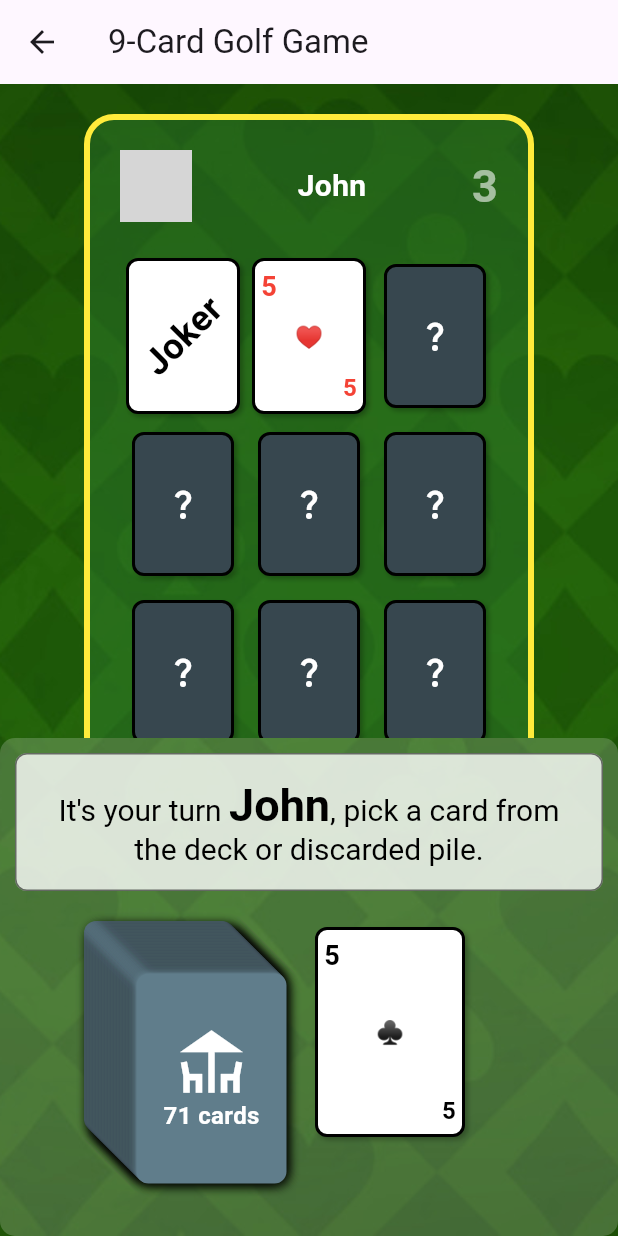
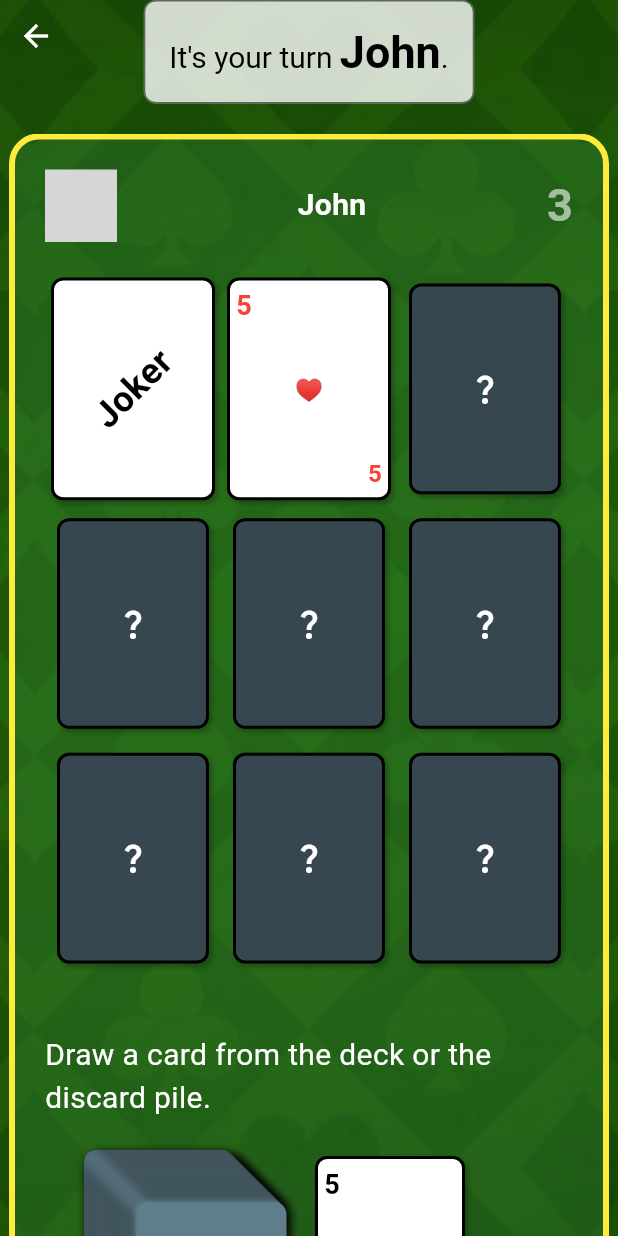
Before and after one commit to vteam-com/Cards, a Flutter app: the screen it shows after launch, after a tap on "Start Game", on a phone screen of 412 x 824 dp. Run offline on Flutter 3.47's test engine with Material 3 defaults, Android fonts, the phone set to English and light mode, and no system bars; our stand-ins replace shared_preferences; missing offline and left inert: colorize_text_avatar; grey boxes are pictures that could not be loaded.

Commit message:
better layout

```diff
--- a/lib/game_model.dart
+++ b/lib/game_model.dart
@@ -99,7 +99,7 @@ class GameModel with ChangeNotifier {
 
   void revealCard(BuildContext context, int playerIndex, int cardIndex) {
     if (!canCurrentPlayerAct(playerIndex)) {
-      notifyCardUnavailable(context, "It's not your turn!");
+      notifyCardUnavailable(context, 'Wait your turn!');
       return;
     }
 
--- a/lib/screens/game_screen.dart
+++ b/lib/screens/game_screen.dart
@@ -1,4 +1,3 @@
-import 'package:cards/widgets/card_deck.dart';
 import 'package:cards/widgets/player_zone.dart';
 import 'package:cards/widgets/screen.dart';
 import 'package:flutter/material.dart';
@@ -18,11 +17,13 @@ class GameScreenState extends State<GameScreen> {
     return Consumer<GameModel>(
       builder: (final BuildContext context, final GameModel gameModel, _) {
         return Screen(
-          title: '9-Card Golf Game',
+          title: '',
+          backButton: true,
           child: Center(
             child: Column(
               mainAxisAlignment: MainAxisAlignment.center,
               children: [
+                _buildInstructionText(gameModel.activePlayerName),
                 Expanded(
                   child: Padding(
                     padding: const EdgeInsets.only(top: 20.0, bottom: 0.0),
@@ -31,7 +32,6 @@ class GameScreenState extends State<GameScreen> {
                     ),
                   ),
                 ),
-                _buildCroupier(context, gameModel),
               ],
             ),
           ),
@@ -53,42 +53,8 @@ class GameScreenState extends State<GameScreen> {
     );
   }
 
-  Widget _buildCroupier(BuildContext context, GameModel gameModel) {
-    return Container(
-      padding: const EdgeInsets.all(10),
-      decoration: BoxDecoration(
-        color: Colors.white.withAlpha(50),
-        borderRadius: const BorderRadius.all(Radius.circular(10)),
-      ),
-      child: Column(
-        children: [
-          _buildInstructionText(gameModel.activePlayerName),
-          const SizedBox(
-            height: 20,
-          ),
-          SizedBox(
-            height: 200,
-            child: DeckOfCards(
-              cardsInTheDeck: context.watch<GameModel>().cardsDeckPile.length,
-              discardedCards: context.watch<GameModel>().cardsDeckDiscarded,
-              onDrawCard: () {
-                final gameModel = context.read<GameModel>();
-                gameModel.drawCard(context, fromDiscardPile: false);
-              },
-              onDrawDiscardedCard: () {
-                final gameModel = context.read<GameModel>();
-                gameModel.drawCard(context, fromDiscardPile: true);
-              },
-            ),
-          ),
-        ],
-      ),
-    );
-  }
-
   Widget _buildInstructionText(String playersName) {
-    final instructionText =
-        'It\'s your turn $playersName, pick a card from the deck or discarded pile.';
+    final instructionText = 'It\'s your turn $playersName.';
 
     final parts = instructionText.split(playersName);
     final beforeName = parts[0];
--- a/lib/screens/setup_screen.dart
+++ b/lib/screens/setup_screen.dart
@@ -20,6 +20,7 @@ class PlayerSetupScreenState extends State<PlayerSetupScreen> {
   @override
   Widget build(BuildContext context) {
     return Screen(
+      backButton: false,
       title: '9 Cards Golf',
       child: Center(
         child: Padding(
@@ -44,8 +45,11 @@ class PlayerSetupScreenState extends State<PlayerSetupScreen> {
                   ),
                   child: TextField(
                     controller: _controller,
-                    style:
-                        TextStyle(color: Colors.green.shade900, fontSize: 24),
+                    style: const TextStyle(
+                      color: Color.fromARGB(255, 19, 67, 22),
+                      fontSize: 24,
+                      fontWeight: FontWeight.bold,
+                    ),
                     decoration: InputDecoration(
                       hintText: 'Names',
                       errorText: _errorText.isEmpty ? null : _errorText,
--- a/lib/widgets/player_zone.dart
+++ b/lib/widgets/player_zone.dart
@@ -21,8 +21,8 @@ class PlayerZone extends StatelessWidget {
     final isActivePlayer = gameModel.currentPlayerIndex == index;
 
     return Container(
-      width: 300,
-      height: 600,
+      width: 400,
+      height: isActivePlayer ? 940 : 600,
       padding: const EdgeInsets.all(20),
       decoration: BoxDecoration(
         color: Colors.green.shade800.withAlpha(100),
--- a/lib/widgets/player_zone_cta.dart
+++ b/lib/widgets/player_zone_cta.dart
@@ -1,6 +1,8 @@
 import 'package:cards/game_model.dart';
+import 'package:cards/widgets/card_deck.dart';
 import 'package:cards/widgets/playing_card_widget.dart';
 import 'package:flutter/material.dart';
+import 'package:provider/provider.dart';
 
 class PlayerZoneCTA extends StatelessWidget {
   const PlayerZoneCTA({
@@ -14,7 +16,29 @@ class PlayerZoneCTA extends StatelessWidget {
   @override
   Widget build(BuildContext context) {
     if (isActivePlayer) {
-      return buildActivePlayerContent();
+      return Column(
+        children: [
+          buildActivePlayerContent(),
+          const SizedBox(
+            height: 20,
+          ),
+          SizedBox(
+            height: 200,
+            child: DeckOfCards(
+              cardsInTheDeck: context.watch<GameModel>().cardsDeckPile.length,
+              discardedCards: context.watch<GameModel>().cardsDeckDiscarded,
+              onDrawCard: () {
+                final gameModel = context.read<GameModel>();
+                gameModel.drawCard(context, fromDiscardPile: false);
+              },
+              onDrawDiscardedCard: () {
+                final gameModel = context.read<GameModel>();
+                gameModel.drawCard(context, fromDiscardPile: true);
+              },
+            ),
+          ),
+        ],
+      );
     }
     return buildWaitingForTurnContent();
   }
--- a/lib/widgets/screen.dart
+++ b/lib/widgets/screen.dart
@@ -5,17 +5,18 @@ class Screen extends StatelessWidget {
     super.key,
     required this.title,
     required this.child,
+    required this.backButton,
   });
   final String title;
   final Widget child;
+  final bool backButton;
 
   @override
   Widget build(BuildContext context) {
     return Scaffold(
-      appBar: AppBar(
-        title: Text(title),
-      ),
-      body: DecoratedBox(
+      body: Stack(
+        children: [
+          DecoratedBox(
             decoration: const BoxDecoration(
               image: DecorationImage(
                 image: AssetImage('assets/images/table_top.png'),
@@ -23,9 +24,36 @@ class Screen extends StatelessWidget {
               ),
             ),
             child: SizedBox.expand(
-          // This will make the child take the full available space
               child: child,
             ),
+          ),
+          SafeArea(
+            child: Row(
+              children: [
+                if (backButton)
+                  IconButton(
+                    icon: const Icon(
+                      Icons.arrow_back,
+                      color: Colors.white,
+                    ),
+                    onPressed: () {
+                      Navigator.of(context).pop();
+                    },
+                  ),
+                const SizedBox(
+                  width: 20,
+                ),
+                Expanded(
+                  child: Text(
+                    title,
+                    textAlign: TextAlign.center,
+                    style: const TextStyle(color: Colors.white, fontSize: 24),
+                  ),
+                ),
+              ],
+            ),
+          ),
+        ],
       ),
     );
   }
```
Also changed, not shown: graph.svg, 1 other file. Lines whose indentation alone changed are shown as unchanged.
